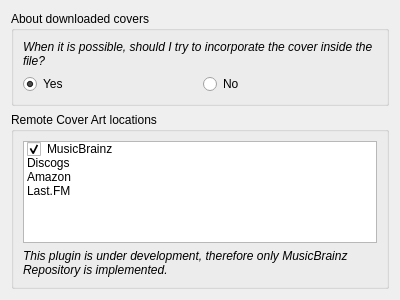
Before: the Qt Designer form config.ui in Ilya87/cover-fetcher, drawn with Qt 5.
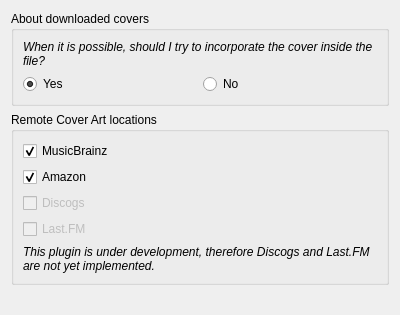
After: the same form once the commit is applied. Icons and pictures are not drawn.

Commit message: Reshaping plugin

```diff
--- a/config.ui
+++ b/config.ui
@@ -7,7 +7,7 @@
     <x>0</x>
     <y>0</y>
     <width>400</width>
-    <height>300</height>
+    <height>315</height>
    </rect>
   </property>
   <property name="windowTitle">
@@ -66,51 +66,98 @@
      </property>
      <layout class="QVBoxLayout" name="verticalLayout_2">
       <item>
-       <widget class="QListWidget" name="coverProviderListWidget">
-        <item>
+       <widget class="QCheckBox" name="musicbrainzCheckBox">
          <property name="text">
           <string notr="true">MusicBrainz</string>
          </property>
-         <property name="checkState">
-          <enum>Checked</enum>
-         </property>
-         <property name="flags">
-          <set>ItemIsSelectable|ItemIsUserCheckable|ItemIsEnabled</set>
-         </property>
-        </item>
-        <item>
-         <property name="text">
-          <string notr="true">Discogs</string>
-         </property>
-         <property name="checkState">
-          <enum>Unchecked</enum>
-         </property>
-         <property name="flags">
-          <set>ItemIsSelectable|ItemIsUserCheckable|ItemIsEnabled</set>
-         </property>
+        <property name="icon">
+         <iconset resource="resources.qrc">
+          <normaloff>:/musicBrainz_logo.png</normaloff>:/musicBrainz_logo.png</iconset>
+        </property>
+        <property name="iconSize">
+         <size>
+          <width>46</width>
+          <height>32</height>
+         </size>
+        </property>
+        <property name="checkable">
+         <bool>true</bool>
+        </property>
+        <property name="checked">
+         <bool>true</bool>
+        </property>
+        <property name="type" stdset="0">
+         <number>0</number>
+        </property>
+       </widget>
         </item>
         <item>
+       <widget class="QCheckBox" name="amazonCheckBox">
          <property name="text">
           <string notr="true">Amazon</string>
          </property>
-         <property name="checkState">
-          <enum>Unchecked</enum>
-         </property>
-         <property name="flags">
-          <set>ItemIsSelectable|ItemIsUserCheckable|ItemIsEnabled</set>
-         </property>
+        <property name="icon">
+         <iconset resource="resources.qrc">
+          <normaloff>:/amazon_logo.png</normaloff>:/amazon_logo.png</iconset>
+        </property>
+        <property name="iconSize">
+         <size>
+          <width>87</width>
+          <height>32</height>
+         </size>
+        </property>
+        <property name="checked">
+         <bool>true</bool>
+        </property>
+        <property name="type" stdset="0">
+         <number>1</number>
+        </property>
+       </widget>
         </item>
         <item>
+       <widget class="QCheckBox" name="discogsCheckBox">
+        <property name="enabled">
+         <bool>false</bool>
+        </property>
+        <property name="text">
+         <string notr="true">Discogs</string>
+        </property>
+        <property name="icon">
+         <iconset resource="resources.qrc">
+          <normaloff>:/discogs_logo.png</normaloff>:/discogs_logo.png</iconset>
+        </property>
+        <property name="iconSize">
+         <size>
+          <width>89</width>
+          <height>32</height>
+         </size>
+        </property>
+        <property name="type" stdset="0">
+         <number>2</number>
+        </property>
+       </widget>
+      </item>
+      <item>
+       <widget class="QCheckBox" name="lastfmCheckBox">
+        <property name="enabled">
+         <bool>false</bool>
+        </property>
          <property name="text">
           <string notr="true">Last.FM</string>
          </property>
-         <property name="checkState">
-          <enum>Unchecked</enum>
-         </property>
-         <property name="flags">
-          <set>ItemIsSelectable|ItemIsUserCheckable|ItemIsEnabled</set>
-         </property>
-        </item>
+        <property name="icon">
+         <iconset resource="resources.qrc">
+          <normaloff>:/lastfm_logo.png</normaloff>:/lastfm_logo.png</iconset>
+        </property>
+        <property name="iconSize">
+         <size>
+          <width>101</width>
+          <height>32</height>
+         </size>
+        </property>
+        <property name="type" stdset="0">
+         <number>3</number>
+        </property>
        </widget>
       </item>
       <item>
@@ -121,7 +168,7 @@
          </font>
         </property>
         <property name="text">
-         <string>This plugin is under development, therefore only MusicBrainz Repository is implemented.</string>
+         <string>This plugin is under development, therefore Discogs and Last.FM are not yet implemented.</string>
         </property>
         <property name="wordWrap">
          <bool>true</bool>
@@ -131,6 +178,19 @@
      </layout>
     </widget>
    </item>
+   <item>
+    <spacer name="verticalSpacer">
+     <property name="orientation">
+      <enum>Qt::Vertical</enum>
+     </property>
+     <property name="sizeHint" stdset="0">
+      <size>
+       <width>20</width>
+       <height>10</height>
+      </size>
+     </property>
+    </spacer>
+   </item>
   </layout>
  </widget>
  <resources/>
```
Left out of the diff: 4 changed lines with no effect on the pictures. Lines whose indentation alone changed are shown as unchanged. The commit also changes 17 other files.
